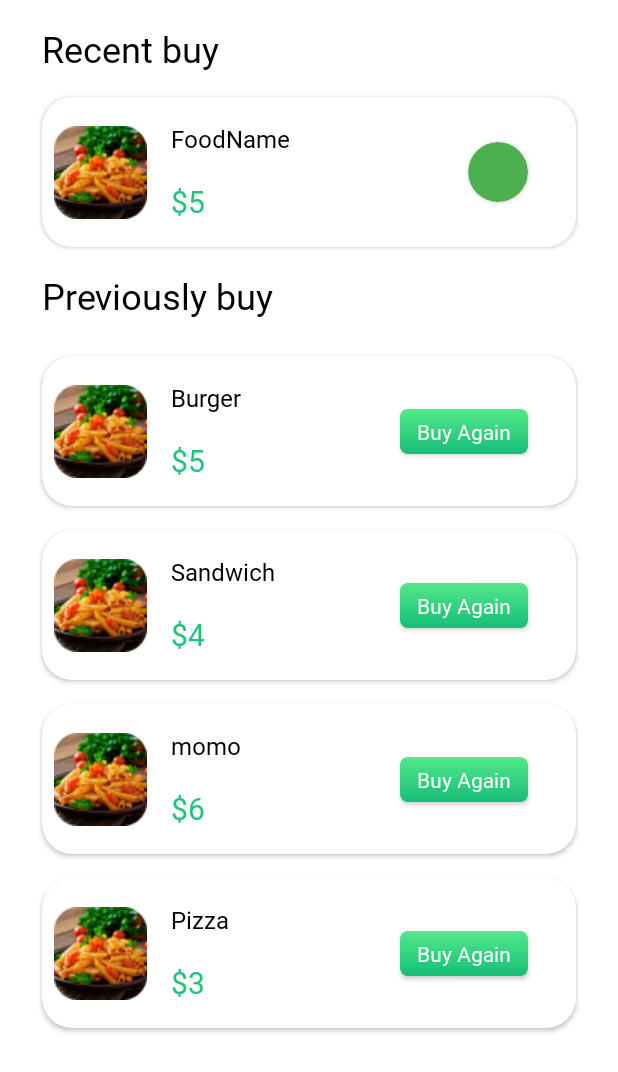
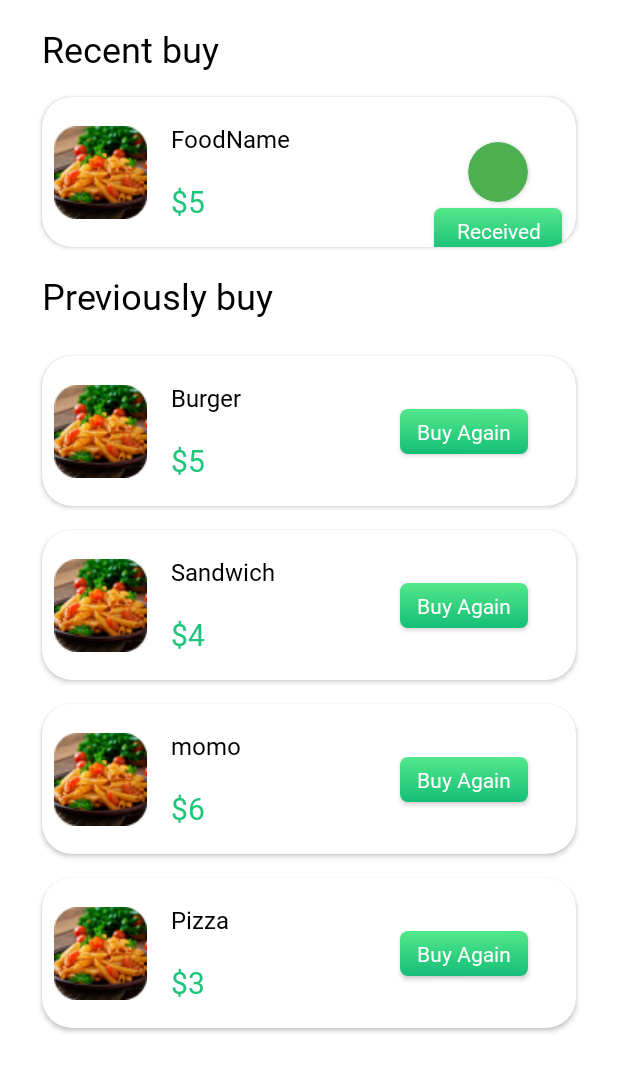
Before and after one commit to Aman-Agrawal-22/Waves-of-Food, an Android app: the fragment HistoryFragment shown on its own in the app's theme, on a phone screen of 412 x 824 dp. Shown: the top 1072 px of the screen. Run offline under Robolectric (Android 15) with nearby library versions, the phone set to English and light mode, and no system bars.

Commit message:
Update fragment_history.xml
Added Received Button in Recent Buys

```diff
--- a/app/src/main/res/layout/fragment_history.xml
+++ b/app/src/main/res/layout/fragment_history.xml
@@ -93,6 +93,23 @@
                     app:layout_constraintBottom_toBottomOf="parent"
                     app:layout_constraintEnd_toEndOf="parent"
                     app:layout_constraintTop_toTopOf="parent" />
+
+                <androidx.appcompat.widget.AppCompatButton
+                    android:id="@+id/receivedButton"
+                    android:layout_width="85dp"
+                    android:layout_height="30dp"
+                    android:layout_marginTop="8dp"
+                    android:background="@drawable/addtocartshape"
+                    android:fontFamily="@font/yeonsung_regular"
+                    android:text="Received"
+                    android:textAllCaps="false"
+                    android:textColor="@color/white"
+                    android:textSize="14sp"
+                    app:layout_constraintBottom_toBottomOf="parent"
+                    app:layout_constraintEnd_toEndOf="@+id/orderStatus"
+                    app:layout_constraintHorizontal_bias="0.5"
+                    app:layout_constraintStart_toStartOf="@+id/orderStatus"
+                    app:layout_constraintTop_toBottomOf="@+id/orderStatus" />
             </androidx.constraintlayout.widget.ConstraintLayout>
 
         </androidx.cardview.widget.CardView>
```
